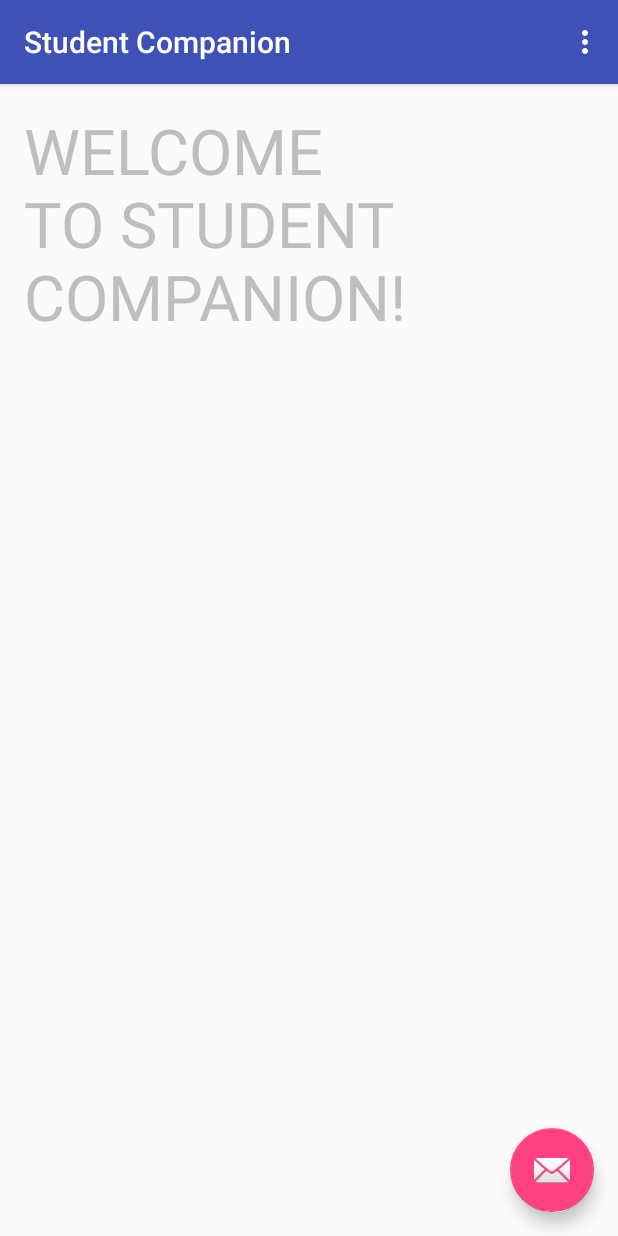
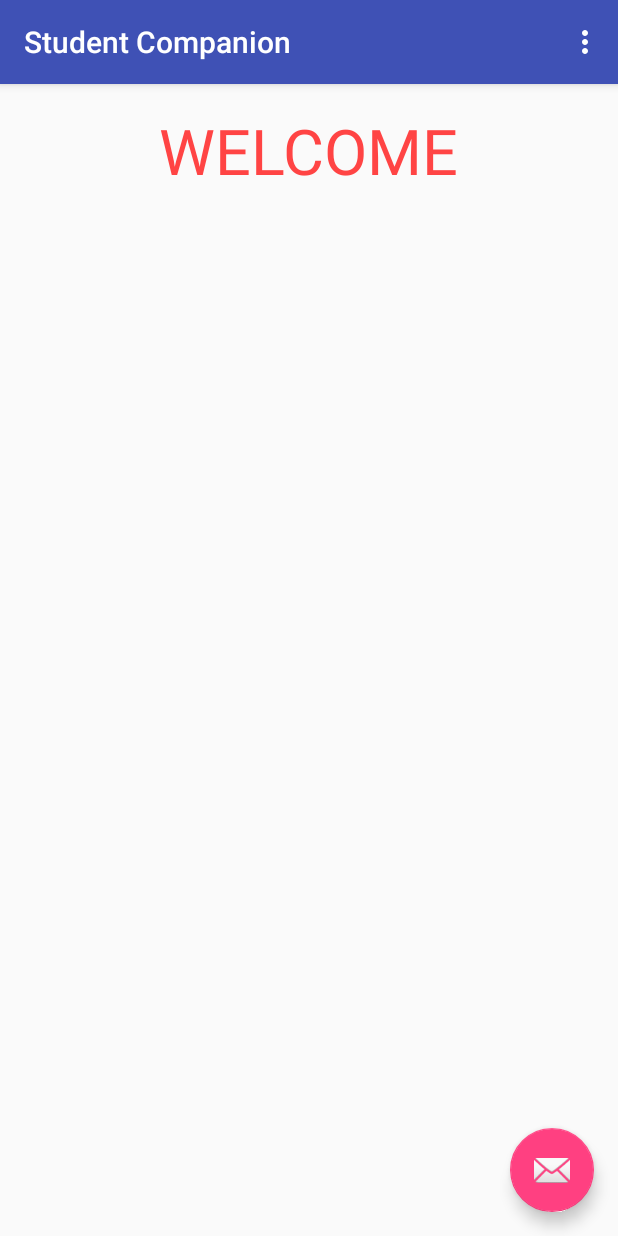
Before and after one commit to akhilesh96/StudentCompanion, an Android app: the screen it shows after launch (MainActivity), on a phone screen of 412 x 824 dp. Run offline under Robolectric (Android 15) with nearby library versions, the phone set to English and light mode, and no system bars.

```diff
--- a/app/src/main/res/layout/content_main.xml
+++ b/app/src/main/res/layout/content_main.xml
@@ -18,8 +18,11 @@
     <TextView
         android:layout_width="wrap_content"
         android:layout_height="wrap_content"
-        android:text="WELCOME TO STUDENT COMPANION!"
+        android:text="WELCOME"
         android:textSize="42sp"
-        android:textColor="@android:color/secondary_text_light_nodisable"/>
+        android:textColor="@android:color/holo_red_light"
+        android:layout_centerHorizontal="true"
+        android:id="@+id/textView" />
+
 
 </RelativeLayout>
```
